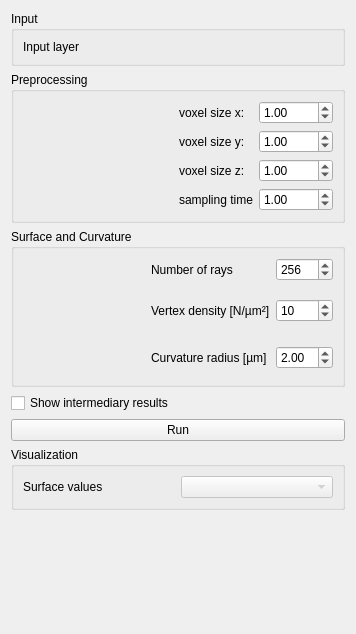
campaslab/napari-stress, file src/napari_stress/widget.ui: the form before one commit.
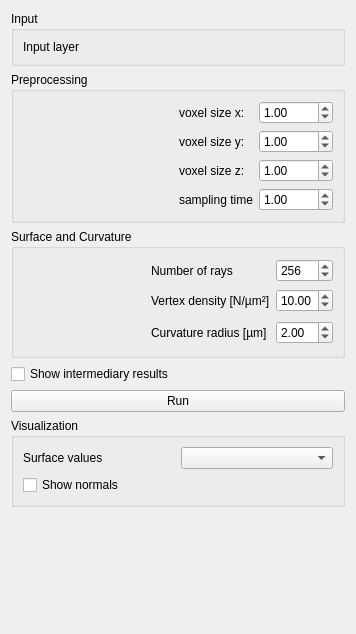
The form after the commit.

Commit message: Changed name for surface density spinbox

The edit to the form file:
```diff
--- a/src/napari_stress/widget.ui
+++ b/src/napari_stress/widget.ui
@@ -114,19 +114,6 @@
       <string>Surface and Curvature</string>
      </property>
      <layout class="QGridLayout" name="gridLayout_2">
-      <item row="1" column="0" rowspan="2">
-       <spacer name="horizontalSpacer_2">
-        <property name="orientation">
-         <enum>Qt::Horizontal</enum>
-        </property>
-        <property name="sizeHint" stdset="0">
-         <size>
-          <width>130</width>
-          <height>88</height>
-         </size>
-        </property>
-       </spacer>
-      </item>
       <item row="1" column="1">
        <widget class="QLabel" name="label_6">
         <property name="text">
@@ -134,6 +121,30 @@
         </property>
        </widget>
       </item>
+      <item row="0" column="2">
+       <widget class="QSpinBox" name="spinbox_n_rays">
+        <property name="maximum">
+         <number>1024</number>
+        </property>
+        <property name="value">
+         <number>256</number>
+        </property>
+       </widget>
+      </item>
+      <item row="0" column="1">
+       <widget class="QLabel" name="label_8">
+        <property name="text">
+         <string>Number of rays</string>
+        </property>
+       </widget>
+      </item>
+      <item row="1" column="2">
+       <widget class="QDoubleSpinBox" name="spinbox_vertex_density">
+        <property name="value">
+         <double>10.000000000000000</double>
+        </property>
+       </widget>
+      </item>
       <item row="2" column="1">
        <widget class="QLabel" name="label_7">
         <property name="text">
@@ -141,13 +152,6 @@
         </property>
        </widget>
       </item>
-      <item row="1" column="2">
-       <widget class="QSpinBox" name="spinBox">
-        <property name="value">
-         <number>10</number>
-        </property>
-       </widget>
-      </item>
       <item row="2" column="2">
        <widget class="QDoubleSpinBox" name="spinbox_curv_radius">
         <property name="value">
@@ -155,22 +159,18 @@
         </property>
        </widget>
       </item>
-      <item row="0" column="1">
-       <widget class="QLabel" name="label_8">
-        <property name="text">
-         <string>Number of rays</string>
+      <item row="0" column="0" rowspan="3">
+       <spacer name="horizontalSpacer_2">
+        <property name="orientation">
+         <enum>Qt::Horizontal</enum>
         </property>
-       </widget>
-      </item>
-      <item row="0" column="2">
-       <widget class="QSpinBox" name="spinbox_n_rays">
-        <property name="maximum">
-         <number>1024</number>
+        <property name="sizeHint" stdset="0">
+         <size>
+          <width>130</width>
+          <height>88</height>
+         </size>
         </property>
-        <property name="value">
-         <number>256</number>
-        </property>
-       </widget>
+       </spacer>
       </item>
      </layout>
     </widget>
@@ -196,11 +196,21 @@
     </widget>
    </item>
    <item row="5" column="0">
-    <widget class="QGroupBox" name="groupBox">
+    <widget class="QGroupBox" name="groupBox_visualization">
+     <property name="enabled">
+      <bool>true</bool>
+     </property>
      <property name="title">
       <string>Visualization</string>
      </property>
      <layout class="QGridLayout" name="gridLayout_3">
+      <item row="0" column="1">
+       <widget class="QComboBox" name="combobox_vis_layers">
+        <property name="enabled">
+         <bool>true</bool>
+        </property>
+       </widget>
+      </item>
       <item row="0" column="0">
        <widget class="QLabel" name="label_9">
         <property name="text">
@@ -208,10 +218,13 @@
         </property>
        </widget>
       </item>
-      <item row="0" column="1">
-       <widget class="QComboBox" name="combobox_vis_layers">
+      <item row="1" column="0">
+       <widget class="QCheckBox" name="checkBox_show_normals">
         <property name="enabled">
-         <bool>false</bool>
+         <bool>true</bool>
+        </property>
+        <property name="text">
+         <string>Show normals</string>
         </property>
        </widget>
       </item>
```
Left out of the diff: 2 changed lines with no effect on the pictures.
